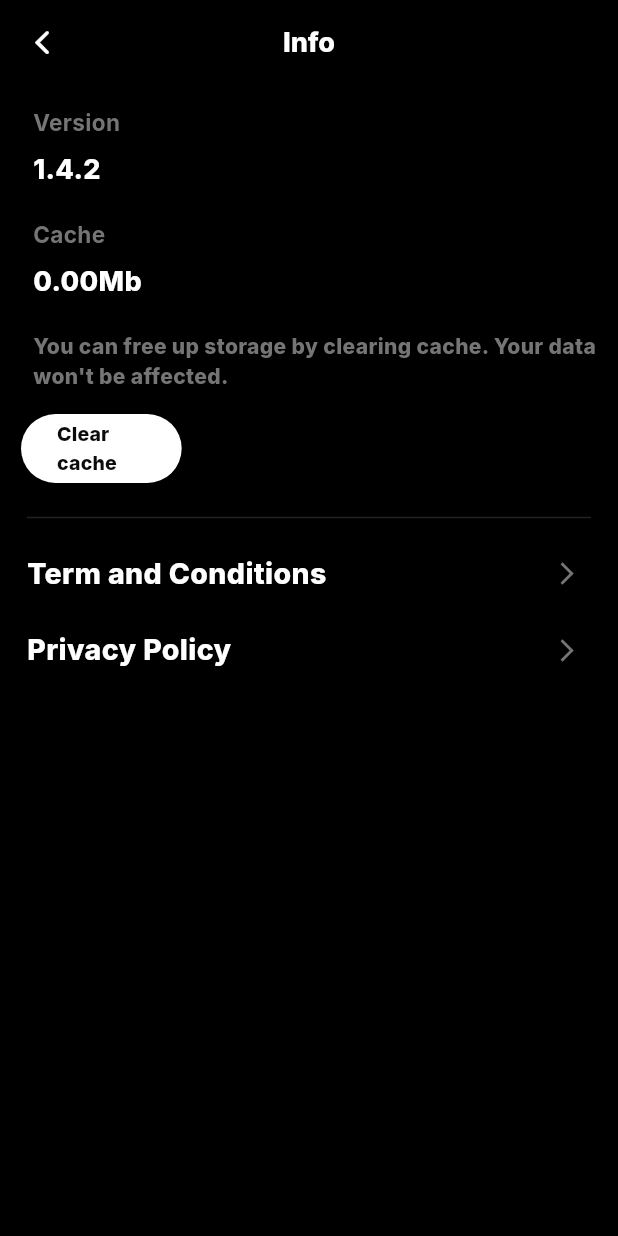
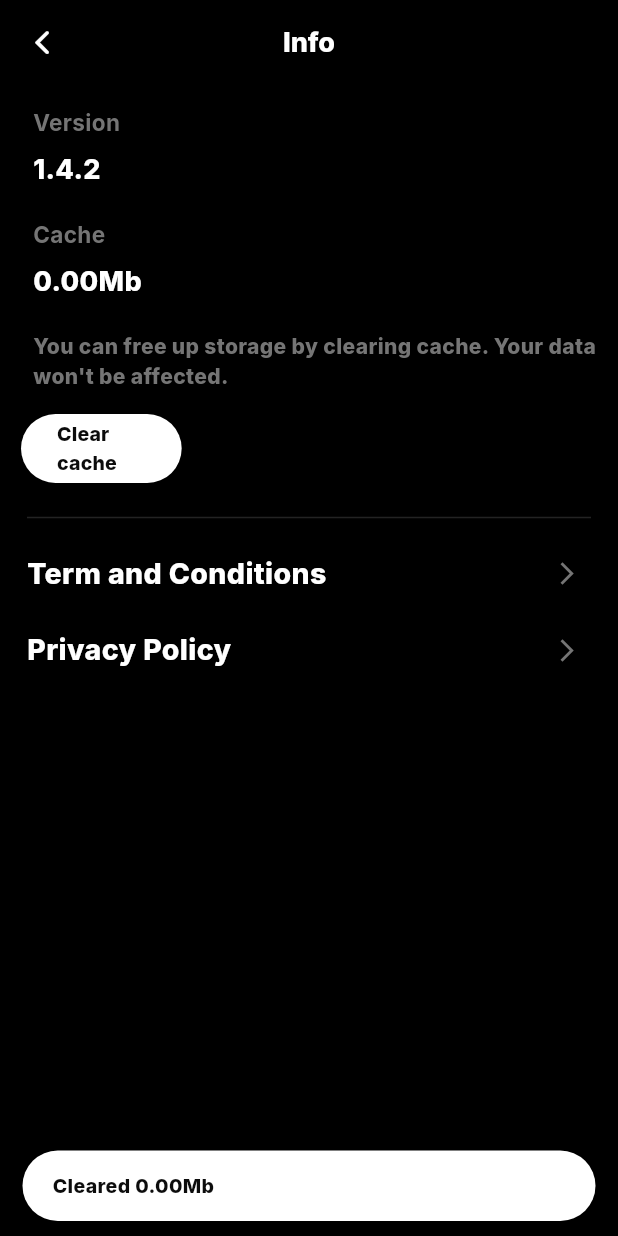
Before and after one commit to Tho100/revent, a Flutter app: the AppInfoPage screen opened directly, after a tap on "Clear cache", on a phone screen of 412 x 824 dp. Run offline on Flutter 3.47's test engine with Material 3 defaults, Android fonts, the phone set to English and light mode, and no system bars; our stand-ins replace flutter_cache_manager, flutter_dotenv, flutter_native_image, get_it, google_fonts; missing offline and left inert: dynamic_height_grid_view, image_picker_plus, mysql_client.

Commit message:
Allow user to clear app-cache

```diff
--- a/lib/pages/setttings/app_info_page.dart
+++ b/lib/pages/setttings/app_info_page.dart
@@ -1,9 +1,12 @@
 import 'package:flutter/material.dart';
+import 'package:flutter_cache_manager/flutter_cache_manager.dart';
 import 'package:google_fonts/google_fonts.dart';
+import 'package:path_provider/path_provider.dart';
 import 'package:revent/model/app_cache.dart';
 import 'package:revent/pages/setttings/app_info/pp_page.dart';
 import 'package:revent/pages/setttings/app_info/tp_page.dart';
 import 'package:revent/themes/theme_color.dart';
+import 'package:revent/ui_dialog/snack_bar.dart';
 import 'package:revent/widgets/app_bar.dart';
 import 'package:revent/widgets/buttons/main_button.dart';
 import 'package:revent/widgets/buttons/settings_button.dart';
@@ -20,6 +23,22 @@ class AppInfoPage extends StatefulWidget {
 class AppInfoPageState extends State<AppInfoPage> {
 
   final cacheNotifier = ValueNotifier<String>('');
+
+  void _clearAppCache() async {
+
+    final cacheSizeInMb = await AppCache().cacheSizeInMb();
+
+    await DefaultCacheManager().emptyCache();
+
+    final tempDir = await getTemporaryDirectory();
+
+    if(tempDir.existsSync()) {
+      await tempDir.delete(recursive: true);
+    }
+
+    SnackBarDialog.temporarySnack(message: "Cleared ${cacheSizeInMb.toDouble().toStringAsFixed(2)}Mb");
+
+  }
 
   void _initializeCacheSize() async {
 
@@ -68,7 +87,7 @@ class AppInfoPageState extends State<AppInfoPage> {
       customWidth: MediaQuery.of(context).size.width * 0.26,
       customHeight: 46,
       text: 'Clear cache',
-      onPressed: () => print('Cleared')
+      onPressed: () => _clearAppCache()
     );
   }
 
--- a/pubspec.yaml
+++ b/pubspec.yaml
@@ -23,6 +23,7 @@ dependencies:
   intl: ^0.19.0
   dynamic_height_grid_view: ^0.0.4
   flutter_staggered_grid_view: ^0.4.0
+  flutter_cache_manager: ^3.3.1
 
 dev_dependencies:
   flutter_test:
```
Also changed, not shown: pubspec.lock, 1 other file.
